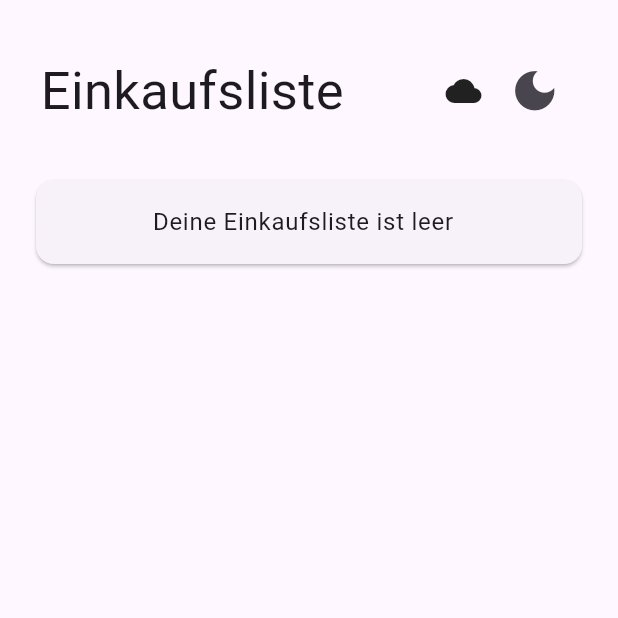
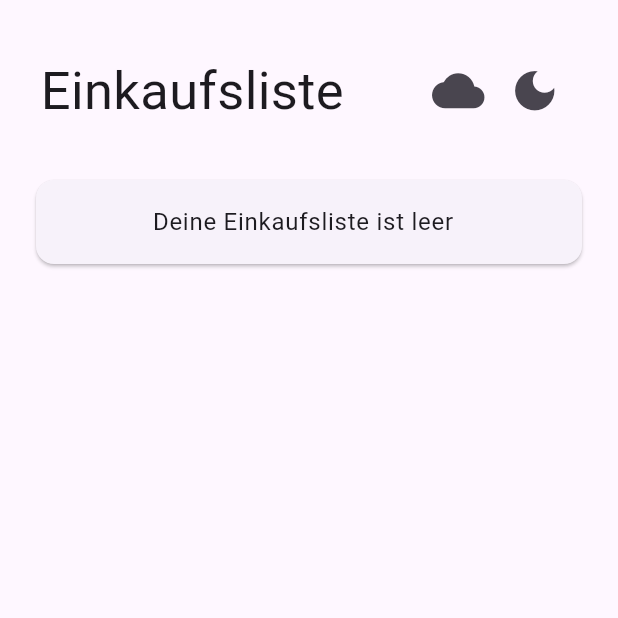
Before and after one commit to OptixWolf/einkaufsliste, a Flutter app: the screen it shows after launch, on a phone screen of 412 x 824 dp, the top half of it. Run offline on Flutter 3.47's test engine with Material 3 defaults, Android fonts, the light colour scheme and no system bars; our stand-ins replace flutter_slidable, shared_preferences, speech_to_text; missing offline and left inert: mysql_client.

Commit message:
Repositioned Online Toggle

```diff
--- a/lib/main.dart
+++ b/lib/main.dart
@@ -217,8 +217,12 @@ class _HomePageState extends State<HomePage> {
                   SizedBox(width: 7),
                   Text('Einkaufsliste', style: TextStyle(fontSize: 35)),
                   Spacer(),
-                  Icon(Icons.cloud),
-                  SizedBox(width: 10),
+                  IconButton(icon: Icon(Icons.cloud), iconSize: 35, onPressed: () {
+                    setState(() {
+                      onlineMode = !onlineMode;
+                      Preferences.setPref('online_mode', onlineMode);
+                    });
+                  }),
                   ThemedIconButton(),
                   SizedBox(
                     width: 10,
@@ -337,8 +341,12 @@ class _HomePageState extends State<HomePage> {
                   SizedBox(width: 7),
                   Text('Einkaufsliste', style: TextStyle(fontSize: 35)),
                   Spacer(),
-                  Icon(Icons.cloud_off),
-                  SizedBox(width: 10),
+                  IconButton(icon: Icon(Icons.cloud_off), iconSize: 35, onPressed: () {
+                    setState(() {
+                      onlineMode = !onlineMode;
+                      Preferences.setPref('online_mode', onlineMode);
+                    });
+                  }),
                   ThemedIconButton(),
                   SizedBox(
                     width: 10,
@@ -525,19 +533,6 @@ class _HomePageState extends State<HomePage> {
                   },
                   heroTag: null,
                   child: Icon(Icons.delete_sweep),
-                ),
-                SizedBox(
-                  height: 10,
-                ),
-                FloatingActionButton(
-                  onPressed: () {
-                    setState(() {
-                      onlineMode = !onlineMode;
-                      Preferences.setPref('online_mode', onlineMode);
-                    });
-                  },
-                  heroTag: null,
-                  child: Icon(onlineMode ? Icons.signal_wifi_4_bar : Icons.signal_wifi_0_bar),
                 ),
                 SizedBox(
                   height: 10,
```
